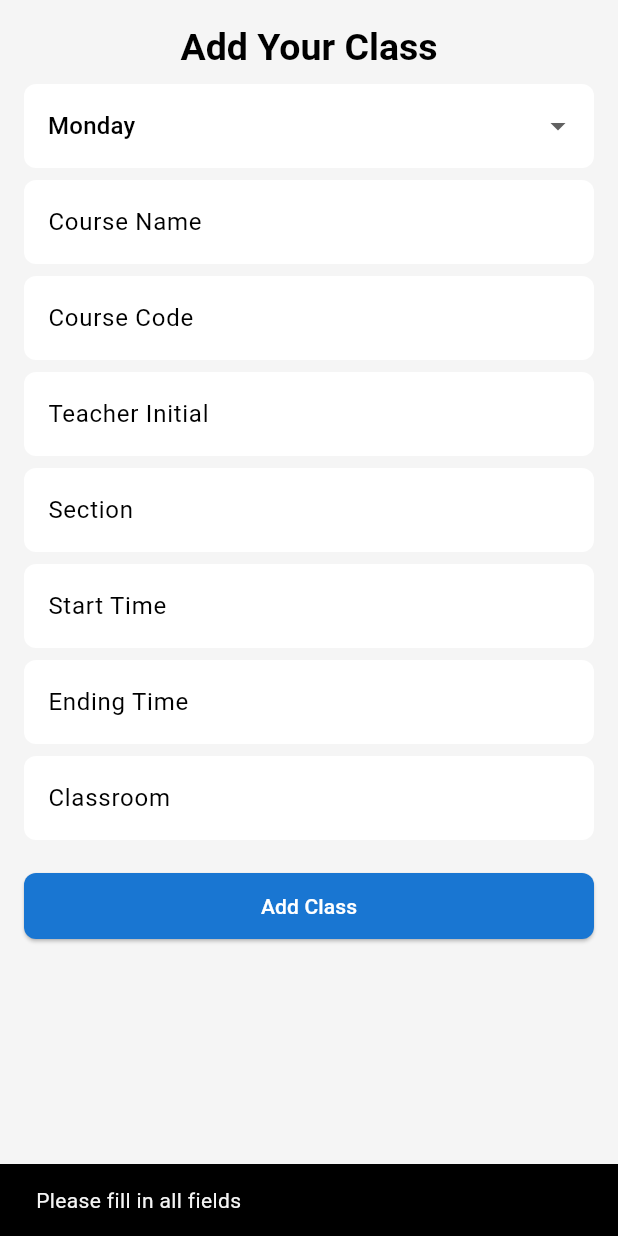
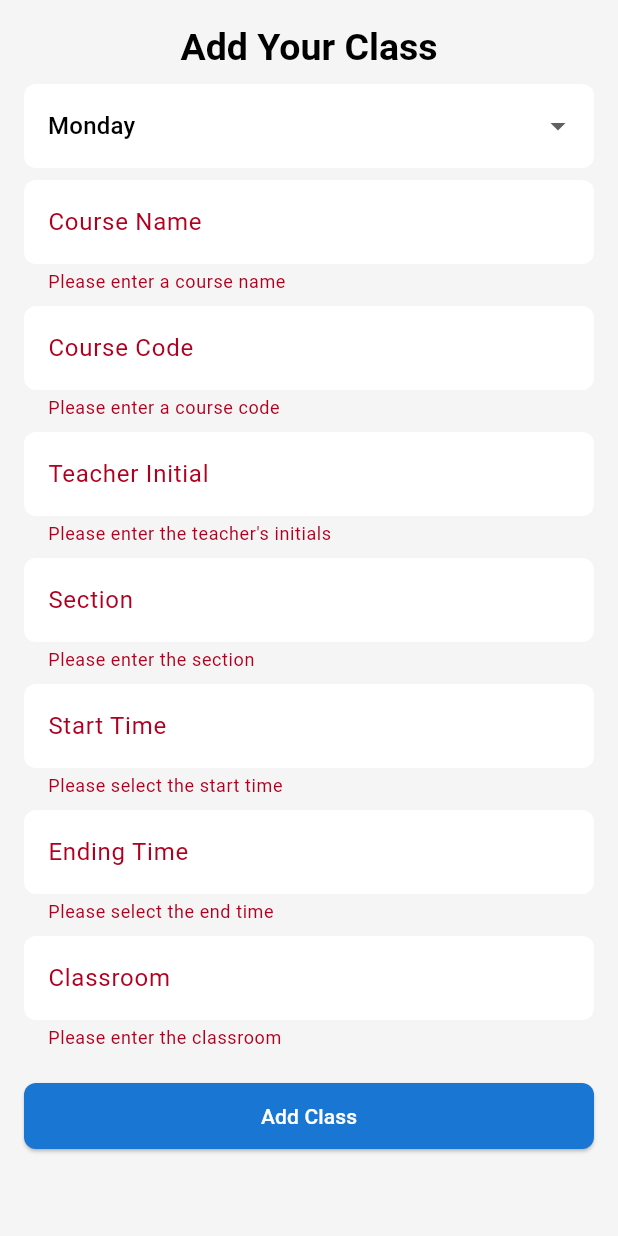
Before and after one commit to TasnimIslamRaisa/Class_Organizer, a Flutter app: the AddClassBottomSheet widget shown alone on an empty page, opened directly with empty values, after a tap on "Add Class", on a phone screen of 412 x 824 dp. Run offline on Flutter 3.47's test engine with Material 3 defaults, Android fonts, the phone set to English and light mode, and no system bars; our stand-ins replace avatar_glow, connectivity_plus, dropdown_search, file_picker, firebase_auth, firebase_core and 14 more; accounts and stored records are empty; project files that could hold a hidden picture were left out.

Commit message:
fixed by raisa

```diff
--- a/class_organizer/lib/admin/school/school_setup.dart
+++ b/class_organizer/lib/admin/school/school_setup.dart
@@ -4,7 +4,6 @@ import 'package:class_organizer/admin/school/pages/programs.dart';
 import 'package:class_organizer/admin/school/pages/rooms.dart';
 import 'package:class_organizer/admin/school/pages/sessions.dart';
 import 'package:class_organizer/admin/school/pages/students.dart';
-import 'package:class_organizer/ui/screens/students_screen/settings_screen.dart';
 import 'package:flutter/material.dart';
 
 class SchoolSetup extends StatefulWidget {
@@ -46,24 +45,41 @@ class _SchoolSetupState extends State<SchoolSetup> {
                 mainAxisSpacing: 10,
                 crossAxisSpacing: 10,
                 children: [
-                  _buildMenuItem(Icons.bus_alert_outlined, 'Bus', () => _navigateToPage(context, 'bus')),
-                  _buildMenuItem(Icons.event_busy, 'Absences', () => _navigateToPage(context, 'absence')),
-                  _buildMenuItem(Icons.calculate, 'Calculation', () => _navigateToPage(context, 'calculation')),
-                  _buildMenuItem(Icons.qr_code_scanner, 'Scanner', () => _navigateToPage(context, 'scanner')),
-                  _buildMenuItem(Icons.schedule, 'Timetable', () => _navigateToPage(context, 'time')),
-                  _buildMenuItem(Icons.event_note, 'Schedule', () => _navigateToPage(context, 'schedules'), hasNotification: true, notificationCount: 3),
-                  _buildMenuItem(Icons.note, 'Notes', () => _navigateToPage(context, 'notes')),
-                  _buildMenuItem(Icons.person_search_outlined, 'Students', () => _navigateToPage(context, 'students')),
-                  _buildMenuItem(Icons.people, 'Teachers', () => _navigateToPage(context, 'faculty')),
-                  _buildMenuItem(Icons.school_outlined, 'Exams', () => _navigateToPage(context, 'exams')),
-                  _buildMenuItem(Icons.punch_clock_outlined, 'Routines', () => _navigateToPage(context, 'routines')),
-                  _buildMenuItem(Icons.book, 'Subjects', () => _navigateToPage(context, 'courses')),
-                  _buildMenuItem(Icons.room_outlined, 'Rooms', () => _navigateToPage(context, 'rooms')),
-                  _buildMenuItem(Icons.segment_outlined, 'Sessions', () => _navigateToPage(context, 'sessions')),
-                  _buildMenuItem(Icons.apartment_outlined, 'Departments', () => _navigateToPage(context, 'departments')),
-                  _buildMenuItem(Icons.category_outlined, 'Programs', () => _navigateToPage(context, 'programs')),
-                  _buildMenuItem(Icons.bar_chart, 'Statistics', () => _navigateToPage(context, 'StatisticsPage')),
-
+                  _buildMenuItem(Icons.bus_alert_outlined, 'Bus',
+                      () => _navigateToPage(context, 'bus')),
+                  _buildMenuItem(Icons.event_busy, 'Absences',
+                      () => _navigateToPage(context, 'absence')),
+                  _buildMenuItem(Icons.calculate, 'Calculation',
+                      () => _navigateToPage(context, 'calculation')),
+                  _buildMenuItem(Icons.qr_code_scanner, 'Scanner',
+                      () => _navigateToPage(context, 'scanner')),
+                  _buildMenuItem(Icons.schedule, 'Timetable',
+                      () => _navigateToPage(context, 'time')),
+                  _buildMenuItem(Icons.event_note, 'Schedule',
+                      () => _navigateToPage(context, 'schedules'),
+                      hasNotification: true, notificationCount: 3),
+                  _buildMenuItem(Icons.note, 'Notes',
+                      () => _navigateToPage(context, 'notes')),
+                  _buildMenuItem(Icons.person_search_outlined, 'Students',
+                      () => _navigateToPage(context, 'students')),
+                  _buildMenuItem(Icons.people, 'Teachers',
+                      () => _navigateToPage(context, 'faculty')),
+                  _buildMenuItem(Icons.school_outlined, 'Exams',
+                      () => _navigateToPage(context, 'exams')),
+                  _buildMenuItem(Icons.punch_clock_outlined, 'Routines',
+                      () => _navigateToPage(context, 'routines')),
+                  _buildMenuItem(Icons.book, 'Subjects',
+                      () => _navigateToPage(context, 'courses')),
+                  _buildMenuItem(Icons.room_outlined, 'Rooms',
+                      () => _navigateToPage(context, 'rooms')),
+                  _buildMenuItem(Icons.segment_outlined, 'Sessions',
+                      () => _navigateToPage(context, 'sessions')),
+                  _buildMenuItem(Icons.apartment_outlined, 'Departments',
+                      () => _navigateToPage(context, 'departments')),
+                  _buildMenuItem(Icons.category_outlined, 'Programs',
+                      () => _navigateToPage(context, 'programs')),
+                  _buildMenuItem(Icons.bar_chart, 'Statistics',
+                      () => _navigateToPage(context, 'StatisticsPage')),
                 ],
               ),
             ),
@@ -80,11 +96,32 @@ class _SchoolSetupState extends State<SchoolSetup> {
               physics: NeverScrollableScrollPhysics(),
               shrinkWrap: true,
               children: [
-                _buildSummaryCard(Icons.schedule, 'Timetable', 'There is no classes', 'You don\'t have classes timetable to attend today.', () => _navigateToPage(context, 'TimetableSummaryPage')),
-                _buildSummaryCard(Icons.book, 'Homework', 'No homework', 'Today you have no scheduled tasks to present.', () => _navigateToPage(context, 'HomeworkPage')),
-                _buildSummaryCard(Icons.school, 'Exams', 'No exams', 'You don\'t have scheduled exams today.', () => _navigateToPage(context, 'ExamsPage')),
-                _buildSummaryCard(Icons.event, 'Events', 'Cse', 'FgF', () => _navigateToPage(context, 'EventsPage')),
-                _buildSummaryCard(Icons.book, 'Books', 'There are no books', 'Today you have no borrowed books to return.', () => _navigateToPage(context, 'BooksPage')),
+                _buildSummaryCard(
+                    Icons.schedule,
+                    'Timetable',
+                    'There is no classes',
+                    'You don\'t have classes timetable to attend today.',
+                        () => _navigateToPage(context, 'TimetableSummaryPage')),
+                _buildSummaryCard(
+                    Icons.book,
+                    'Homework',
+                    'No homework',
+                    'Today you have no scheduled tasks to present.',
+                        () => _navigateToPage(context, 'HomeworkPage')),
+                _buildSummaryCard(
+                    Icons.school,
+                    'Exams',
+                    'No exams',
+                    'You don\'t have scheduled exams today.',
+                        () => _navigateToPage(context, 'ExamsPage')),
+                _buildSummaryCard(Icons.event, 'Events', 'Cse', 'FgF',
+                        () => _navigateToPage(context, 'EventsPage')),
+                _buildSummaryCard(
+                    Icons.book,
+                    'Books',
+                    'There are no books',
+                    'Today you have no borrowed books to return.',
+                        () => _navigateToPage(context, 'BooksPage')),
               ],
             ),
           ],
@@ -94,7 +131,8 @@ class _SchoolSetupState extends State<SchoolSetup> {
   }
 
   // Helper method to build menu item with navigation
-  Widget _buildMenuItem(IconData icon, String title, VoidCallback onTap, {bool hasNotification = false, int notificationCount = 0}) {
+  Widget _buildMenuItem(IconData icon, String title, VoidCallback onTap,
+      {bool hasNotification = false, int notificationCount = 0}) {
     return InkWell(
       onTap: onTap, // This will handle navigation when tapped
       child: Stack(
@@ -129,12 +167,14 @@ class _SchoolSetupState extends State<SchoolSetup> {
   }
 
   // Helper method to build summary card with navigation
-  Widget _buildSummaryCard(IconData icon, String title, String subtitle, String description, VoidCallback onTap) {
+  Widget _buildSummaryCard(IconData icon, String title, String subtitle,
+      String description, VoidCallback onTap) {
     return Padding(
       padding: const EdgeInsets.symmetric(horizontal: 16.0, vertical: 8.0),
       child: Card(
         child: ListTile(
-          onTap: onTap, // This will handle navigation when tapped
+          onTap: onTap,
+          // This will handle navigation when tapped
           leading: CircleAvatar(
             backgroundColor: Colors.green[50],
             child: Icon(icon, color: Colors.green),
@@ -146,7 +186,8 @@ class _SchoolSetupState extends State<SchoolSetup> {
               SizedBox(height: 4),
               Text(subtitle),
               SizedBox(height: 4),
-              Text(description, style: TextStyle(fontSize: 12, color: Colors.grey)),
+              Text(description,
+                  style: TextStyle(fontSize: 12, color: Colors.grey)),
             ],
           ),
           trailing: Icon(Icons.arrow_forward),
@@ -155,25 +196,29 @@ class _SchoolSetupState extends State<SchoolSetup> {
     );
   }
 
-
   void _navigateToPage(BuildContext context, String pageName) {
-    if(pageName=='programs'){
-      Navigator.push(context, MaterialPageRoute(builder: (context) => ProgramListPage()));
-    }else if(pageName=='students'){
-      Navigator.push(context, MaterialPageRoute(builder: (context) => StudentsPage()));
-    }else if(pageName=='departments'){
-      Navigator.push(context, MaterialPageRoute(builder: (context) => DepartmentListPage()));
-    }else if(pageName=='sessions'){
-      Navigator.push(context, MaterialPageRoute(builder: (context) => SessionListPage()));
-    }else if(pageName=='rooms'){
-      Navigator.push(context, MaterialPageRoute(builder: (context) => RoomListPage()));
-    }else if(pageName=='courses'){
-      Navigator.push(context, MaterialPageRoute(builder: (context) => CoursesListPage()));
-    }else if(pageName=='routines'){
-      // Navigator.push(context, MaterialPageRoute(builder: (context) => RoutinePage()));
-    }else{
-
-    }
+    if (pageName == 'programs') {
+      Navigator.push(
+          context, MaterialPageRoute(builder: (context) => ProgramListPage()));
+    } else if (pageName == 'students') {
+      Navigator.push(
+          context, MaterialPageRoute(builder: (context) => StudentsPage()));
+    } else if (pageName == 'departments') {
+      Navigator.push(context,
+          MaterialPageRoute(builder: (context) => DepartmentListPage()));
+    } else if (pageName == 'sessions') {
+      Navigator.push(
+          context, MaterialPageRoute(builder: (context) => SessionListPage()));
+    } else if (pageName == 'rooms') {
+      Navigator.push(
+          context, MaterialPageRoute(builder: (context) => RoomListPage()));
+    } else if (pageName == 'courses') {
+      Navigator.push(
+          context, MaterialPageRoute(builder: (context) => CoursesListPage()));
+    } else if (pageName == 'routines') {
+      // Navigator.push(context, MaterialPageRoute(builder: (context) =>
+      // RoutinePage()));
+    } else {}
     // Navigator.push(
     //   context,
     //   MaterialPageRoute(builder: (context) {
@@ -186,24 +231,6 @@ class _SchoolSetupState extends State<SchoolSetup> {
     // );
   }
 }
-
-
-
-
-
-
-
-
-
-
-
-
-
-
-
-
-
-
 
 // import 'package:flutter/material.dart';
 //
@@ -250,7 +277,8 @@ class _SchoolSetupState extends State<SchoolSetup> {
 //                   _buildMenuItem(Icons.event_busy, 'Absences'),
 //                   _buildMenuItem(Icons.calculate, 'Calculation'),
 //                   _buildMenuItem(Icons.schedule, 'Timetable'),
-//                   _buildMenuItem(Icons.event_note, 'Schedule', hasNotification: true, notificationCount: 3),
+//                   _buildMenuItem(Icons.event_note, 'Schedule',
+//                   hasNotification: true, notificationCount: 3),
 //                   _buildMenuItem(Icons.note, 'Notes'),
 //                   _buildMenuItem(Icons.people, 'Teachers'),
 //                   _buildMenuItem(Icons.qr_code_scanner, 'Scanner'),
@@ -271,11 +299,16 @@ class _SchoolSetupState extends State<SchoolSetup> {
 //               physics: NeverScrollableScrollPhysics(),
 //               shrinkWrap: true,
 //               children: [
-//                 _buildSummaryCard(Icons.schedule, 'Timetable', 'There is no classes', 'You don\'t have classes timetable to attend today.'),
-//                 _buildSummaryCard(Icons.book, 'Homework', 'No homework', 'Today you have no scheduled tasks to present.'),
-//                 _buildSummaryCard(Icons.school, 'Exams', 'No exams', 'You don\'t have scheduled exams today.'),
+//                 _buildSummaryCard(Icons.schedule, 'Timetable',
+//                 'There is no classes',
+//                 'You don\'t have classes timetable to attend today.'),
+//                 _buildSummaryCard(Icons.book, 'Homework', 'No homework',
+//                 'Today you have no scheduled tasks to present.'),
+//                 _buildSummaryCard(Icons.school, 'Exams', 'No exams',
+//                 'You don\'t have scheduled exams today.'),
 //                 _buildSummaryCard(Icons.event, 'Events', 'Cse', 'FgF'),
-//                 _buildSummaryCard(Icons.book, 'Books', 'There are no books', 'Today you have no borrowed books to return.'),
+//                 _buildSummaryCard(Icons.book, 'Books', 'There are no books',
+//                 'Today you have no borrowed books to return.'),
 //               ],
 //             ),
 //           ],
@@ -284,7 +317,8 @@ class _SchoolSetupState extends State<SchoolSetup> {
 //     );
 //   }
 //
-//   Widget _buildMenuItem(IconData icon, String title, {bool hasNotification = false, int notificationCount = 0}) {
+//   Widget _buildMenuItem(IconData icon, String title,
+//   {bool hasNotification = false, int notificationCount = 0}) {
 //     return Stack(
 //       children: [
 //         Column(
@@ -315,7 +349,7 @@ class _SchoolSetupState extends State<SchoolSetup> {
 //     );
 //   }
 //
-//   Widget _buildSummaryCard(IconData icon, String title, String subtitle, String description) {
+//Widget _buildSummaryCard(IconData icon,String title,String subtitle,String description) {
 //     return Padding(
 //       padding: const EdgeInsets.symmetric(horizontal: 16.0, vertical: 8.0),
 //       child: Card(
@@ -331,7 +365,8 @@ class _SchoolSetupState extends State<SchoolSetup> {
 //               SizedBox(height: 4),
 //               Text(subtitle),
 //               SizedBox(height: 4),
-//               Text(description, style: TextStyle(fontSize: 12, color: Colors.grey)),
+//               Text(description,
+//               style: TextStyle(fontSize: 12, color: Colors.grey)),
 //             ],
 //           ),
 //           trailing: Icon(Icons.arrow_forward),
--- a/class_organizer/lib/ui/screens/students_screen/add_class_screen.dart
+++ b/class_organizer/lib/ui/screens/students_screen/add_class_screen.dart
@@ -11,38 +11,35 @@ class AddClassBottomSheet extends StatefulWidget {
 }
 
 class _AddClassBottomSheetState extends State<AddClassBottomSheet> {
+  final _formKey = GlobalKey<FormState>();
   final _courseNameController = TextEditingController();
-
   final _courseCodeController = TextEditingController();
-
   final _teacherController = TextEditingController();
-
   final _sectionController = TextEditingController();
-
   final _starttimeController = TextEditingController();
-
   final _endingtimeController = TextEditingController();
-
   final _classroomController = TextEditingController();
 
   String selectedDay = 'Monday'; // Default selected day
 
-  void _submitForm(BuildContext context) {
-    if (_courseNameController.text.isEmpty ||
-        _courseCodeController.text.isEmpty ||
-        _teacherController.text.isEmpty ||
-        _sectionController.text.isEmpty ||
-        _starttimeController.text.isEmpty ||
-        _endingtimeController.text.isEmpty ||
-        _classroomController.text.isEmpty) {
-      // Show an error message or prevent submission
-      ScaffoldMessenger.of(context).showSnackBar(
-        const SnackBar(content: Text('Please fill in all fields')),
+  // Time picker for better time input
+  Future<void> _selectTime(BuildContext context, TextEditingController controller) async {
+    final TimeOfDay? picked = await showTimePicker(
+      context: context,
+      initialTime: TimeOfDay.now(),
     );
-      return;
+    if (picked != null) {
+      setState(() {
+        controller.text = picked.format(context); // Format the selected time
+      });
+    }
   }
 
-    // Create and add the new class
+  void _submitForm(BuildContext context) {
+    if (!_formKey.currentState!.validate()) {
+      return; // If validation fails, don't submit
+    }
+
     final newClass = Class(
       courseName: _courseNameController.text,
       courseCode: _courseCodeController.text,
@@ -51,41 +48,44 @@ class _AddClassBottomSheetState extends State<AddClassBottomSheet> {
       startTime: _starttimeController.text,
       endTime: _endingtimeController.text,
       roomNumber: _classroomController.text,
-      day: selectedDay, // Use the selected day
+      day: selectedDay,
     );
 
     widget.onAddClass(newClass);
-    if (Navigator.canPop(context)) {
-      Navigator.pop(context);
-    }
+
+    // Clear input fields after submission
+    _courseNameController.clear();
+    _courseCodeController.clear();
+    _teacherController.clear();
+    _sectionController.clear();
+    _starttimeController.clear();
+    _endingtimeController.clear();
+    _classroomController.clear();
+
+    Navigator.pop(context); // Close the bottom sheet
   }
 
   @override
   Widget build(BuildContext context) {
-    return SingleChildScrollView(
-      child: Padding(
-        padding: const EdgeInsets.all(16),
+    return Padding(
+      padding: EdgeInsets.only(
+        bottom: MediaQuery.of(context).viewInsets.bottom,
+        left: 16,
+        right: 16,
+        top: 16,
+      ),
+      child: Form(
+        key: _formKey,
+        child: SingleChildScrollView(
           child: Column(
             mainAxisSize: MainAxisSize.min,
             children: [
-            Text("Add Your Class",
-                style: Theme.of(context).textTheme.titleLarge),
+              Text("Add Your Class", style: Theme.of(context).textTheme.titleLarge),
               const SizedBox(height: 8),
-            DropdownButtonFormField(
+              DropdownButtonFormField<String>(
                 value: selectedDay,
-              items: [
-                'Monday',
-                'Tuesday',
-                'Wednesday',
-                'Thursday',
-                'Friday',
-                'Saturday',
-                'Sunday'
-              ]
-                  .map((day) => DropdownMenuItem<String>(
-                        value: day,
-                        child: Text(day),
-                      ))
+                items: ['Monday', 'Tuesday', 'Wednesday', 'Thursday', 'Friday', 'Saturday', 'Sunday']
+                    .map((day) => DropdownMenuItem(value: day, child: Text(day)))
                     .toList(),
                 onChanged: (value) {
                   setState(() {
@@ -94,47 +94,93 @@ class _AddClassBottomSheetState extends State<AddClassBottomSheet> {
                 },
               ),
               const SizedBox(height: 8),
-            TextField(
+              TextFormField(
                 controller: _courseNameController,
                 decoration: const InputDecoration(labelText: 'Course Name'),
+                validator: (value) {
+                  if (value == null || value.isEmpty) {
+                    return 'Please enter a course name';
+                  }
+                  return null;
+                },
               ),
               const SizedBox(height: 8),
-            TextField(
+              TextFormField(
                 controller: _courseCodeController,
                 decoration: const InputDecoration(labelText: 'Course Code'),
+                validator: (value) {
+                  if (value == null || value.isEmpty) {
+                    return 'Please enter a course code';
+                  }
+                  return null;
+                },
               ),
               const SizedBox(height: 8),
-            TextField(
+              TextFormField(
                 controller: _teacherController,
                 decoration: const InputDecoration(labelText: 'Teacher Initial'),
+                validator: (value) {
+                  if (value == null || value.isEmpty) {
+                    return 'Please enter the teacher\'s initials';
+                  }
+                  return null;
+                },
               ),
               const SizedBox(height: 8),
-            TextField(
+              TextFormField(
                 controller: _sectionController,
                 decoration: const InputDecoration(labelText: 'Section'),
+                validator: (value) {
+                  if (value == null || value.isEmpty) {
+                    return 'Please enter the section';
+                  }
+                  return null;
+                },
               ),
               const SizedBox(height: 8),
-            TextField(
+              TextFormField(
                 controller: _starttimeController,
+                readOnly: true, // To prevent manual editing
+                onTap: () => _selectTime(context, _starttimeController),
                 decoration: const InputDecoration(labelText: 'Start Time'),
+                validator: (value) {
+                  if (value == null || value.isEmpty) {
+                    return 'Please select the start time';
+                  }
+                  return null;
+                },
               ),
               const SizedBox(height: 8),
-            TextField(
+              TextFormField(
                 controller: _endingtimeController,
+                readOnly: true,
+                onTap: () => _selectTime(context, _endingtimeController),
                 decoration: const InputDecoration(labelText: 'Ending Time'),
+                validator: (value) {
+                  if (value == null || value.isEmpty) {
+                    return 'Please select the end time';
+                  }
+                  return null;
+                },
               ),
               const SizedBox(height: 8),
-            TextField(
+              TextFormField(
                 controller: _classroomController,
                 decoration: const InputDecoration(labelText: 'Classroom'),
+                validator: (value) {
+                  if (value == null || value.isEmpty) {
+                    return 'Please enter the classroom';
+                  }
+                  return null;
+                },
               ),
               const SizedBox(height: 20),
               ElevatedButton(
                 onPressed: () => _submitForm(context),
                 child: const Text('Add Class'),
               ),
-            const SizedBox(height: 8),
             ],
+          ),
         ),
       ),
     );
--- a/class_organizer/lib/ui/screens/students_screen/class_manager_screen.dart
+++ b/class_organizer/lib/ui/screens/students_screen/class_manager_screen.dart
@@ -96,6 +96,9 @@ class ClassManagerScreen extends StatelessWidget {
 
   void _showAddClassBottomSheet(BuildContext context) {
     showModalBottomSheet(
+      shape: const RoundedRectangleBorder(
+        borderRadius: BorderRadius.vertical(top: Radius.circular(40.0)),
+      ),
       context: context,
       isScrollControlled: true,
       builder: (context) {
```
Lines whose indentation alone changed are shown as unchanged.
